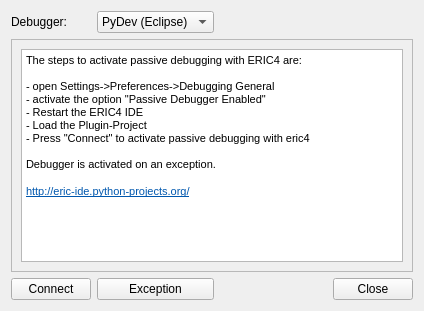
Above: RemoteDebug/remotedebug_dialog_base.ui from sourcepole/qgis-remote-debug before the change. Below: the same form after it.
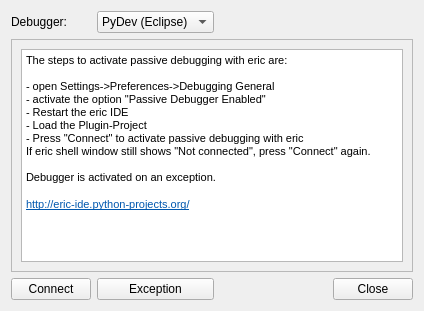
That is the form after the change. The open tabs and pages were chosen to show the change.

```diff
--- a/RemoteDebug/remotedebug_dialog_base.ui
+++ b/RemoteDebug/remotedebug_dialog_base.ui
@@ -154,13 +154,14 @@
 &lt;html&gt;&lt;head&gt;&lt;meta name=&quot;qrichtext&quot; content=&quot;1&quot; /&gt;&lt;style type=&quot;text/css&quot;&gt;
 p, li { white-space: pre-wrap; }
 &lt;/style&gt;&lt;/head&gt;&lt;body style=&quot; font-family:'Ubuntu'; font-size:9pt; font-weight:400; font-style:normal;&quot;&gt;
-&lt;p style=&quot; margin-top:0px; margin-bottom:0px; margin-left:0px; margin-right:0px; -qt-block-indent:0; text-indent:0px;&quot;&gt;&lt;span style=&quot; font-size:8pt;&quot;&gt;The steps to activate passive debugging with ERIC4 are:&lt;/span&gt;&lt;/p&gt;
+&lt;p style=&quot; margin-top:0px; margin-bottom:0px; margin-left:0px; margin-right:0px; -qt-block-indent:0; text-indent:0px;&quot;&gt;&lt;span style=&quot; font-size:8pt;&quot;&gt;The steps to activate passive debugging with eric are:&lt;/span&gt;&lt;/p&gt;
 &lt;p style=&quot;-qt-paragraph-type:empty; margin-top:0px; margin-bottom:0px; margin-left:0px; margin-right:0px; -qt-block-indent:0; text-indent:0px; font-size:8pt;&quot;&gt;&lt;br /&gt;&lt;/p&gt;
 &lt;p style=&quot; margin-top:0px; margin-bottom:0px; margin-left:0px; margin-right:0px; -qt-block-indent:0; text-indent:0px;&quot;&gt;&lt;span style=&quot; font-size:8pt;&quot;&gt;- open Settings-&amp;gt;Preferences-&amp;gt;Debugging General&lt;/span&gt;&lt;/p&gt;
 &lt;p style=&quot; margin-top:0px; margin-bottom:0px; margin-left:0px; margin-right:0px; -qt-block-indent:0; text-indent:0px;&quot;&gt;&lt;span style=&quot; font-size:8pt;&quot;&gt;- activate the option &amp;quot;Passive Debugger Enabled&amp;quot;&lt;/span&gt;&lt;/p&gt;
-&lt;p style=&quot; margin-top:0px; margin-bottom:0px; margin-left:0px; margin-right:0px; -qt-block-indent:0; text-indent:0px;&quot;&gt;&lt;span style=&quot; font-size:8pt;&quot;&gt;- Restart the ERIC4 IDE&lt;/span&gt;&lt;/p&gt;
+&lt;p style=&quot; margin-top:0px; margin-bottom:0px; margin-left:0px; margin-right:0px; -qt-block-indent:0; text-indent:0px;&quot;&gt;&lt;span style=&quot; font-size:8pt;&quot;&gt;- Restart the eric IDE&lt;/span&gt;&lt;/p&gt;
 &lt;p style=&quot; margin-top:0px; margin-bottom:0px; margin-left:0px; margin-right:0px; -qt-block-indent:0; text-indent:0px;&quot;&gt;&lt;span style=&quot; font-size:8pt;&quot;&gt;- Load the Plugin-Project&lt;/span&gt;&lt;/p&gt;
-&lt;p style=&quot; margin-top:0px; margin-bottom:0px; margin-left:0px; margin-right:0px; -qt-block-indent:0; text-indent:0px;&quot;&gt;&lt;span style=&quot; font-size:8pt;&quot;&gt;- Press &amp;quot;Connect&amp;quot; to activate passive debugging with eric4&lt;/span&gt;&lt;/p&gt;
+&lt;p style=&quot; margin-top:0px; margin-bottom:0px; margin-left:0px; margin-right:0px; -qt-block-indent:0; text-indent:0px;&quot;&gt;&lt;span style=&quot; font-size:8pt;&quot;&gt;- Press &amp;quot;Connect&amp;quot; to activate passive debugging with eric&lt;/span&gt;&lt;/p&gt;
+&lt;p style=&quot; margin-top:0px; margin-bottom:0px; margin-left:0px; margin-right:0px; -qt-block-indent:0; text-indent:0px;&quot;&gt;&lt;span style=&quot; font-size:8pt;&quot;&gt;If eric shell window still shows &amp;quot;Not connected&amp;quot;, press &amp;quot;Connect&amp;quot; again.&lt;/span&gt;&lt;/p&gt;
 &lt;p style=&quot;-qt-paragraph-type:empty; margin-top:0px; margin-bottom:0px; margin-left:0px; margin-right:0px; -qt-block-indent:0; text-indent:0px; font-size:8pt;&quot;&gt;&lt;br /&gt;&lt;/p&gt;
 &lt;p style=&quot; margin-top:0px; margin-bottom:0px; margin-left:0px; margin-right:0px; -qt-block-indent:0; text-indent:0px;&quot;&gt;&lt;span style=&quot; font-size:8pt;&quot;&gt;Debugger is activated on an exception.&lt;/span&gt;&lt;/p&gt;
 &lt;p style=&quot;-qt-paragraph-type:empty; margin-top:0px; margin-bottom:0px; margin-left:0px; margin-right:0px; -qt-block-indent:0; text-indent:0px;&quot;&gt;&lt;br /&gt;&lt;/p&gt;
```
Left out of the diff: 10 changed lines with no effect on the pictures.
